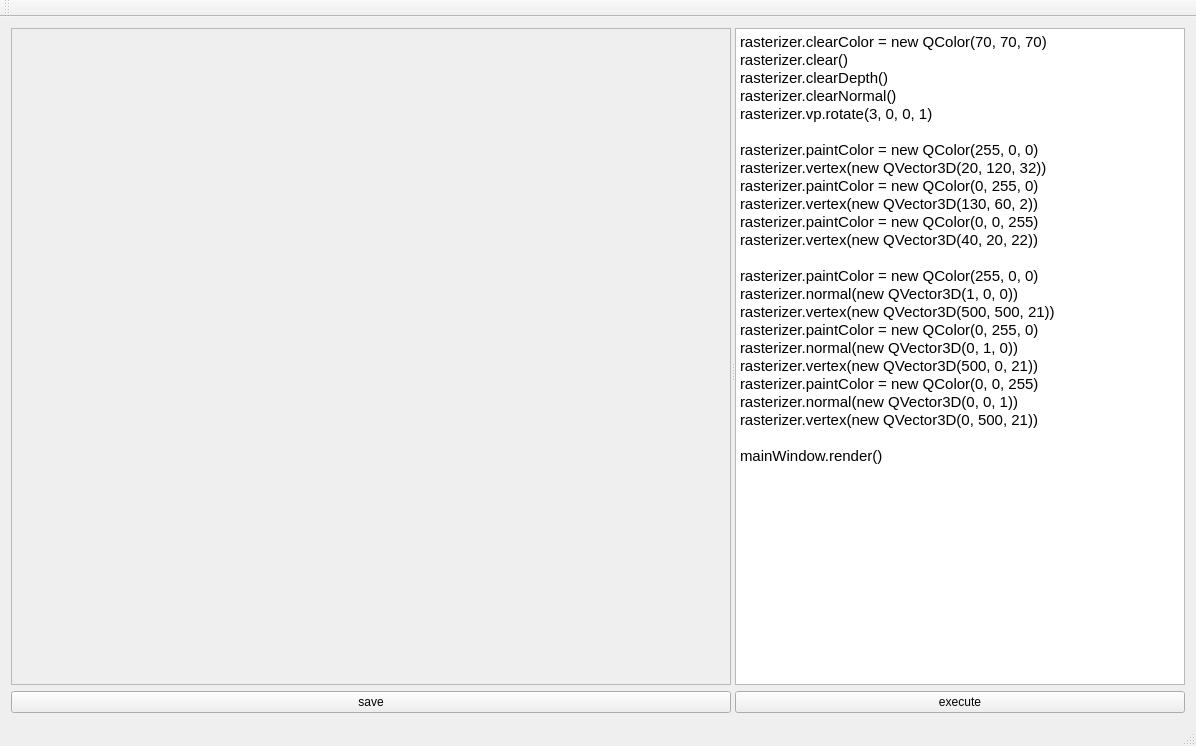
First picture: the form in mainwindow.ui, repository janisozaur/masgk-rasterizer, before the edit.
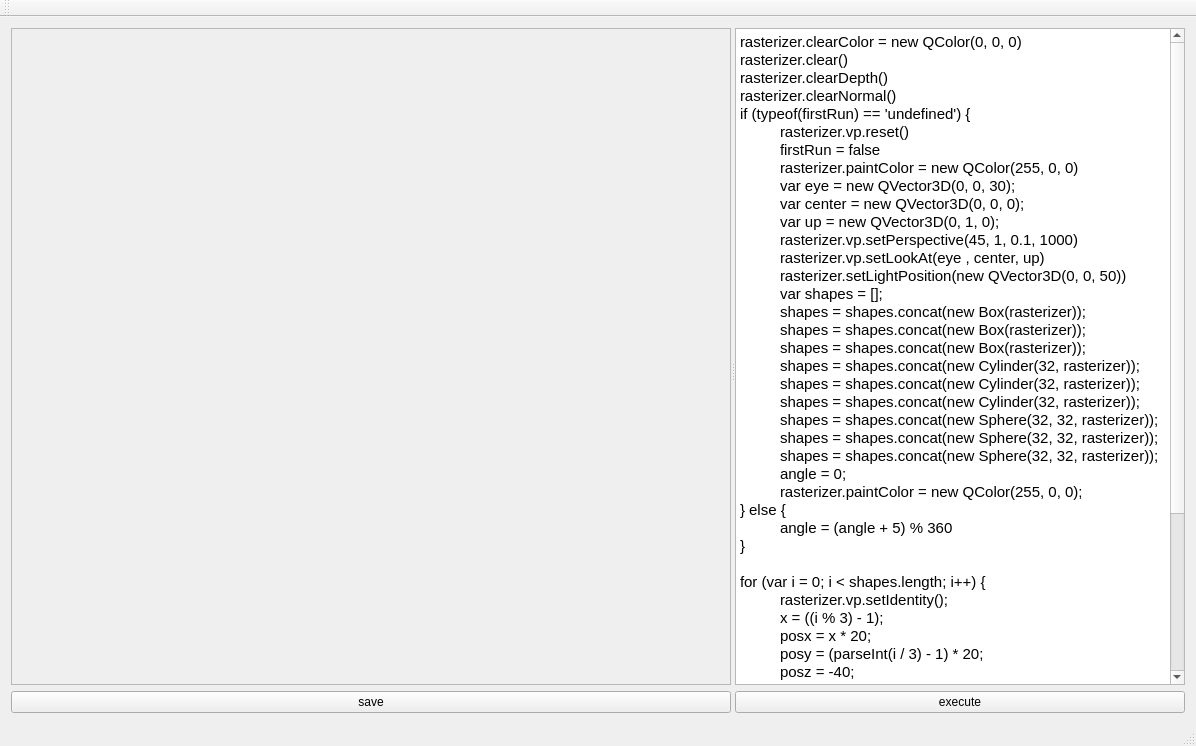
Second picture: the form after the edit.

Commit message: update default script

The edit to the form file:
```diff
--- a/mainwindow.ui
+++ b/mainwindow.ui
@@ -92,30 +92,54 @@
 &lt;html&gt;&lt;head&gt;&lt;meta name=&quot;qrichtext&quot; content=&quot;1&quot; /&gt;&lt;style type=&quot;text/css&quot;&gt;
 p, li { white-space: pre-wrap; }
 &lt;/style&gt;&lt;/head&gt;&lt;body style=&quot; font-family:'Ubuntu'; font-size:11pt; font-weight:400; font-style:normal;&quot;&gt;
-&lt;p style=&quot; margin-top:0px; margin-bottom:0px; margin-left:0px; margin-right:0px; -qt-block-indent:0; text-indent:0px;&quot;&gt;rasterizer.clearColor = new QColor(70, 70, 70)&lt;/p&gt;
+&lt;p style=&quot; margin-top:0px; margin-bottom:0px; margin-left:0px; margin-right:0px; -qt-block-indent:0; text-indent:0px;&quot;&gt;rasterizer.clearColor = new QColor(0, 0, 0)&lt;/p&gt;
 &lt;p style=&quot; margin-top:0px; margin-bottom:0px; margin-left:0px; margin-right:0px; -qt-block-indent:0; text-indent:0px;&quot;&gt;rasterizer.clear()&lt;/p&gt;
 &lt;p style=&quot; margin-top:0px; margin-bottom:0px; margin-left:0px; margin-right:0px; -qt-block-indent:0; text-indent:0px;&quot;&gt;rasterizer.clearDepth()&lt;/p&gt;
 &lt;p style=&quot; margin-top:0px; margin-bottom:0px; margin-left:0px; margin-right:0px; -qt-block-indent:0; text-indent:0px;&quot;&gt;rasterizer.clearNormal()&lt;/p&gt;
-&lt;p style=&quot; margin-top:0px; margin-bottom:0px; margin-left:0px; margin-right:0px; -qt-block-indent:0; text-indent:0px;&quot;&gt;rasterizer.vp.rotate(3, 0, 0, 1)&lt;/p&gt;
+&lt;p style=&quot; margin-top:0px; margin-bottom:0px; margin-left:0px; margin-right:0px; -qt-block-indent:0; text-indent:0px;&quot;&gt;if (typeof(firstRun) == 'undefined') {&lt;/p&gt;
+&lt;p style=&quot; margin-top:0px; margin-bottom:0px; margin-left:0px; margin-right:0px; -qt-block-indent:0; text-indent:0px;&quot;&gt;	rasterizer.vp.reset()&lt;/p&gt;
+&lt;p style=&quot; margin-top:0px; margin-bottom:0px; margin-left:0px; margin-right:0px; -qt-block-indent:0; text-indent:0px;&quot;&gt;	firstRun = false&lt;/p&gt;
+&lt;p style=&quot; margin-top:0px; margin-bottom:0px; margin-left:0px; margin-right:0px; -qt-block-indent:0; text-indent:0px;&quot;&gt;	rasterizer.paintColor = new QColor(255, 0, 0)&lt;/p&gt;
+&lt;p style=&quot; margin-top:0px; margin-bottom:0px; margin-left:0px; margin-right:0px; -qt-block-indent:0; text-indent:0px;&quot;&gt;	var eye = new QVector3D(0, 0, 30);&lt;/p&gt;
+&lt;p style=&quot; margin-top:0px; margin-bottom:0px; margin-left:0px; margin-right:0px; -qt-block-indent:0; text-indent:0px;&quot;&gt;	var center = new QVector3D(0, 0, 0);&lt;/p&gt;
+&lt;p style=&quot; margin-top:0px; margin-bottom:0px; margin-left:0px; margin-right:0px; -qt-block-indent:0; text-indent:0px;&quot;&gt;	var up = new QVector3D(0, 1, 0);&lt;/p&gt;
+&lt;p style=&quot; margin-top:0px; margin-bottom:0px; margin-left:0px; margin-right:0px; -qt-block-indent:0; text-indent:0px;&quot;&gt;	rasterizer.vp.setPerspective(45, 1, 0.1, 1000)&lt;/p&gt;
+&lt;p style=&quot; margin-top:0px; margin-bottom:0px; margin-left:0px; margin-right:0px; -qt-block-indent:0; text-indent:0px;&quot;&gt;	rasterizer.vp.setLookAt(eye , center, up)&lt;/p&gt;
+&lt;p style=&quot; margin-top:0px; margin-bottom:0px; margin-left:0px; margin-right:0px; -qt-block-indent:0; text-indent:0px;&quot;&gt;	rasterizer.setLightPosition(new QVector3D(0, 0, 50))&lt;/p&gt;
+&lt;p style=&quot; margin-top:0px; margin-bottom:0px; margin-left:0px; margin-right:0px; -qt-block-indent:0; text-indent:0px;&quot;&gt;	var shapes = [];&lt;/p&gt;
+&lt;p style=&quot; margin-top:0px; margin-bottom:0px; margin-left:0px; margin-right:0px; -qt-block-indent:0; text-indent:0px;&quot;&gt;	shapes = shapes.concat(new Box(rasterizer));&lt;/p&gt;
+&lt;p style=&quot; margin-top:0px; margin-bottom:0px; margin-left:0px; margin-right:0px; -qt-block-indent:0; text-indent:0px;&quot;&gt;	shapes = shapes.concat(new Box(rasterizer));&lt;/p&gt;
+&lt;p style=&quot; margin-top:0px; margin-bottom:0px; margin-left:0px; margin-right:0px; -qt-block-indent:0; text-indent:0px;&quot;&gt;	shapes = shapes.concat(new Box(rasterizer));&lt;/p&gt;
+&lt;p style=&quot; margin-top:0px; margin-bottom:0px; margin-left:0px; margin-right:0px; -qt-block-indent:0; text-indent:0px;&quot;&gt;	shapes = shapes.concat(new Cylinder(32, rasterizer));&lt;/p&gt;
+&lt;p style=&quot; margin-top:0px; margin-bottom:0px; margin-left:0px; margin-right:0px; -qt-block-indent:0; text-indent:0px;&quot;&gt;	shapes = shapes.concat(new Cylinder(32, rasterizer));&lt;/p&gt;
+&lt;p style=&quot; margin-top:0px; margin-bottom:0px; margin-left:0px; margin-right:0px; -qt-block-indent:0; text-indent:0px;&quot;&gt;	shapes = shapes.concat(new Cylinder(32, rasterizer));&lt;/p&gt;
+&lt;p style=&quot; margin-top:0px; margin-bottom:0px; margin-left:0px; margin-right:0px; -qt-block-indent:0; text-indent:0px;&quot;&gt;	shapes = shapes.concat(new Sphere(32, 32, rasterizer));&lt;/p&gt;
+&lt;p style=&quot; margin-top:0px; margin-bottom:0px; margin-left:0px; margin-right:0px; -qt-block-indent:0; text-indent:0px;&quot;&gt;	shapes = shapes.concat(new Sphere(32, 32, rasterizer));&lt;/p&gt;
+&lt;p style=&quot; margin-top:0px; margin-bottom:0px; margin-left:0px; margin-right:0px; -qt-block-indent:0; text-indent:0px;&quot;&gt;	shapes = shapes.concat(new Sphere(32, 32, rasterizer));&lt;/p&gt;
+&lt;p style=&quot; margin-top:0px; margin-bottom:0px; margin-left:0px; margin-right:0px; -qt-block-indent:0; text-indent:0px;&quot;&gt;	angle = 0;&lt;/p&gt;
+&lt;p style=&quot; margin-top:0px; margin-bottom:0px; margin-left:0px; margin-right:0px; -qt-block-indent:0; text-indent:0px;&quot;&gt;	rasterizer.paintColor = new QColor(255, 0, 0);&lt;/p&gt;
+&lt;p style=&quot; margin-top:0px; margin-bottom:0px; margin-left:0px; margin-right:0px; -qt-block-indent:0; text-indent:0px;&quot;&gt;} else {&lt;/p&gt;
+&lt;p style=&quot; margin-top:0px; margin-bottom:0px; margin-left:0px; margin-right:0px; -qt-block-indent:0; text-indent:0px;&quot;&gt;	angle = (angle + 5) % 360&lt;/p&gt;
+&lt;p style=&quot; margin-top:0px; margin-bottom:0px; margin-left:0px; margin-right:0px; -qt-block-indent:0; text-indent:0px;&quot;&gt;}&lt;/p&gt;
 &lt;p style=&quot;-qt-paragraph-type:empty; margin-top:0px; margin-bottom:0px; margin-left:0px; margin-right:0px; -qt-block-indent:0; text-indent:0px;&quot;&gt;&lt;/p&gt;
-&lt;p style=&quot; margin-top:0px; margin-bottom:0px; margin-left:0px; margin-right:0px; -qt-block-indent:0; text-indent:0px;&quot;&gt;rasterizer.paintColor = new QColor(255, 0, 0)&lt;/p&gt;
-&lt;p style=&quot; margin-top:0px; margin-bottom:0px; margin-left:0px; margin-right:0px; -qt-block-indent:0; text-indent:0px;&quot;&gt;rasterizer.vertex(new QVector3D(20, 120, 32))&lt;/p&gt;
-&lt;p style=&quot; margin-top:0px; margin-bottom:0px; margin-left:0px; margin-right:0px; -qt-block-indent:0; text-indent:0px;&quot;&gt;rasterizer.paintColor = new QColor(0, 255, 0)&lt;/p&gt;
-&lt;p style=&quot; margin-top:0px; margin-bottom:0px; margin-left:0px; margin-right:0px; -qt-block-indent:0; text-indent:0px;&quot;&gt;rasterizer.vertex(new QVector3D(130, 60, 2))&lt;/p&gt;
-&lt;p style=&quot; margin-top:0px; margin-bottom:0px; margin-left:0px; margin-right:0px; -qt-block-indent:0; text-indent:0px;&quot;&gt;rasterizer.paintColor = new QColor(0, 0, 255)&lt;/p&gt;
-&lt;p style=&quot; margin-top:0px; margin-bottom:0px; margin-left:0px; margin-right:0px; -qt-block-indent:0; text-indent:0px;&quot;&gt;rasterizer.vertex(new QVector3D(40, 20, 22))&lt;/p&gt;
+&lt;p style=&quot; margin-top:0px; margin-bottom:0px; margin-left:0px; margin-right:0px; -qt-block-indent:0; text-indent:0px;&quot;&gt;for (var i = 0; i &amp;lt; shapes.length; i++) {&lt;/p&gt;
+&lt;p style=&quot; margin-top:0px; margin-bottom:0px; margin-left:0px; margin-right:0px; -qt-block-indent:0; text-indent:0px;&quot;&gt;	rasterizer.vp.setIdentity();&lt;/p&gt;
+&lt;p style=&quot; margin-top:0px; margin-bottom:0px; margin-left:0px; margin-right:0px; -qt-block-indent:0; text-indent:0px;&quot;&gt;	x = ((i % 3) - 1);&lt;/p&gt;
+&lt;p style=&quot; margin-top:0px; margin-bottom:0px; margin-left:0px; margin-right:0px; -qt-block-indent:0; text-indent:0px;&quot;&gt;	posx = x * 20;&lt;/p&gt;
+&lt;p style=&quot; margin-top:0px; margin-bottom:0px; margin-left:0px; margin-right:0px; -qt-block-indent:0; text-indent:0px;&quot;&gt;	posy = (parseInt(i / 3) - 1) * 20;&lt;/p&gt;
+&lt;p style=&quot; margin-top:0px; margin-bottom:0px; margin-left:0px; margin-right:0px; -qt-block-indent:0; text-indent:0px;&quot;&gt;	posz = -40;&lt;/p&gt;
+&lt;p style=&quot; margin-top:0px; margin-bottom:0px; margin-left:0px; margin-right:0px; -qt-block-indent:0; text-indent:0px;&quot;&gt;	pos = new QVector3D(posx, posy, posz);&lt;/p&gt;
+&lt;p style=&quot; margin-top:0px; margin-bottom:0px; margin-left:0px; margin-right:0px; -qt-block-indent:0; text-indent:0px;&quot;&gt;	rasterizer.vp.translate(pos)&lt;/p&gt;
+&lt;p style=&quot; margin-top:0px; margin-bottom:0px; margin-left:0px; margin-right:0px; -qt-block-indent:0; text-indent:0px;&quot;&gt;	rasterizer.vp.rotate(angle - (i * 25), x == -1, x == 0, x == 1)&lt;/p&gt;
+&lt;p style=&quot; margin-top:0px; margin-bottom:0px; margin-left:0px; margin-right:0px; -qt-block-indent:0; text-indent:0px;&quot;&gt;	shapes[i].scale(5)&lt;/p&gt;
+&lt;p style=&quot; margin-top:0px; margin-bottom:0px; margin-left:0px; margin-right:0px; -qt-block-indent:0; text-indent:0px;&quot;&gt;	shapes[i].render()&lt;/p&gt;
+&lt;p style=&quot; margin-top:0px; margin-bottom:0px; margin-left:0px; margin-right:0px; -qt-block-indent:0; text-indent:0px;&quot;&gt;}&lt;/p&gt;
 &lt;p style=&quot;-qt-paragraph-type:empty; margin-top:0px; margin-bottom:0px; margin-left:0px; margin-right:0px; -qt-block-indent:0; text-indent:0px;&quot;&gt;&lt;/p&gt;
-&lt;p style=&quot; margin-top:0px; margin-bottom:0px; margin-left:0px; margin-right:0px; -qt-block-indent:0; text-indent:0px;&quot;&gt;rasterizer.paintColor = new QColor(255, 0, 0)&lt;/p&gt;
-&lt;p style=&quot; margin-top:0px; margin-bottom:0px; margin-left:0px; margin-right:0px; -qt-block-indent:0; text-indent:0px;&quot;&gt;rasterizer.normal(new QVector3D(1, 0, 0))&lt;/p&gt;
-&lt;p style=&quot; margin-top:0px; margin-bottom:0px; margin-left:0px; margin-right:0px; -qt-block-indent:0; text-indent:0px;&quot;&gt;rasterizer.vertex(new QVector3D(500, 500, 21))&lt;/p&gt;
-&lt;p style=&quot; margin-top:0px; margin-bottom:0px; margin-left:0px; margin-right:0px; -qt-block-indent:0; text-indent:0px;&quot;&gt;rasterizer.paintColor = new QColor(0, 255, 0)&lt;/p&gt;
-&lt;p style=&quot; margin-top:0px; margin-bottom:0px; margin-left:0px; margin-right:0px; -qt-block-indent:0; text-indent:0px;&quot;&gt;rasterizer.normal(new QVector3D(0, 1, 0))&lt;/p&gt;
-&lt;p style=&quot; margin-top:0px; margin-bottom:0px; margin-left:0px; margin-right:0px; -qt-block-indent:0; text-indent:0px;&quot;&gt;rasterizer.vertex(new QVector3D(500, 0, 21))&lt;/p&gt;
-&lt;p style=&quot; margin-top:0px; margin-bottom:0px; margin-left:0px; margin-right:0px; -qt-block-indent:0; text-indent:0px;&quot;&gt;rasterizer.paintColor = new QColor(0, 0, 255)&lt;/p&gt;
-&lt;p style=&quot; margin-top:0px; margin-bottom:0px; margin-left:0px; margin-right:0px; -qt-block-indent:0; text-indent:0px;&quot;&gt;rasterizer.normal(new QVector3D(0, 0, 1))&lt;/p&gt;
-&lt;p style=&quot; margin-top:0px; margin-bottom:0px; margin-left:0px; margin-right:0px; -qt-block-indent:0; text-indent:0px;&quot;&gt;rasterizer.vertex(new QVector3D(0, 500, 21))&lt;/p&gt;
+&lt;p style=&quot; margin-top:0px; margin-bottom:0px; margin-left:0px; margin-right:0px; -qt-block-indent:0; text-indent:0px;&quot;&gt;mainWindow.render()&lt;/p&gt;
 &lt;p style=&quot;-qt-paragraph-type:empty; margin-top:0px; margin-bottom:0px; margin-left:0px; margin-right:0px; -qt-block-indent:0; text-indent:0px;&quot;&gt;&lt;/p&gt;
-&lt;p style=&quot; margin-top:0px; margin-bottom:0px; margin-left:0px; margin-right:0px; -qt-block-indent:0; text-indent:0px;&quot;&gt;mainWindow.render()&lt;/p&gt;&lt;/body&gt;&lt;/html&gt;</string>
+&lt;p style=&quot; margin-top:0px; margin-bottom:0px; margin-left:0px; margin-right:0px; -qt-block-indent:0; text-indent:0px;&quot;&gt;angle&lt;/p&gt;
+&lt;p style=&quot;-qt-paragraph-type:empty; margin-top:0px; margin-bottom:0px; margin-left:0px; margin-right:0px; -qt-block-indent:0; text-indent:0px;&quot;&gt;&lt;/p&gt;
+&lt;p style=&quot; margin-top:0px; margin-bottom:0px; margin-left:0px; margin-right:0px; -qt-block-indent:0; text-indent:0px;&quot;&gt;//delete firstRun&lt;/p&gt;&lt;/body&gt;&lt;/html&gt;</string>
           </property>
           <property name="tabStopWidth">
            <number>40</number>
```
